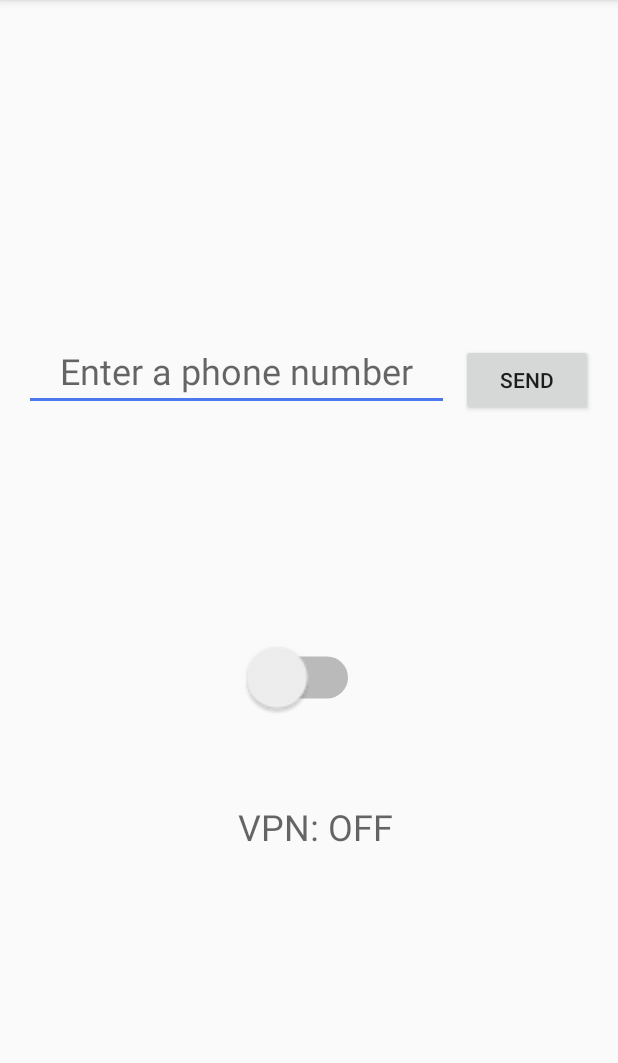
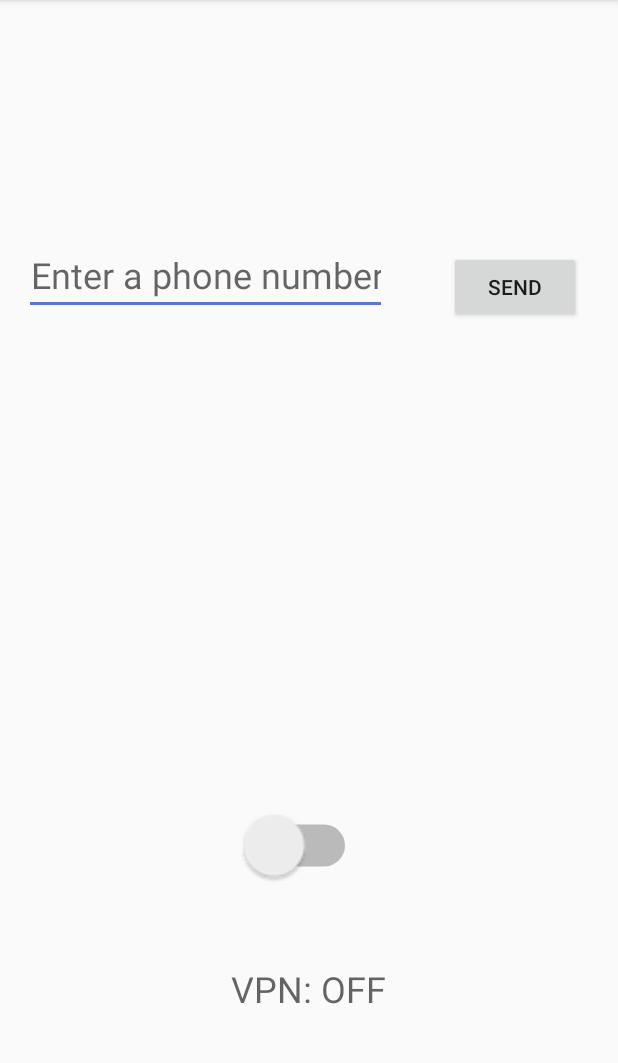
Before and after one commit to liben002/mmsnet, an Android app: the screen it shows after launch (MainActivity), after a tap on "SEND", on a phone screen of 412 x 824 dp, the part 84-1147 px from its top. Run offline under Robolectric (Android 15) with nearby library versions, the phone set to English and light mode, and no system bars.

```diff
--- a/client/src/main/java/com/pantherman594/mmsnet/client/MainActivity.java
+++ b/client/src/main/java/com/pantherman594/mmsnet/client/MainActivity.java
@@ -1,5 +1,6 @@
 package com.pantherman594.mmsnet.client;
 
+import android.content.Context;
 import android.content.Intent;
 import android.graphics.Color;
 import android.graphics.drawable.ColorDrawable;
@@ -10,12 +11,14 @@ import android.widget.CompoundButton;
 import android.widget.EditText;
 import android.widget.Switch;
 import android.widget.TextView;
+import android.widget.Toast;
 
 import static android.provider.AlarmClock.EXTRA_MESSAGE;
 
 public class MainActivity extends AppCompatActivity {
 
     final String[] VPN_Status = {"VPN: OFF","VPN: ON"};
+
     ColorDrawable colorDrawable = new ColorDrawable(Color.parseColor("#4b77ef"));
     @Override
     protected void onCreate(Bundle savedInstanceState) {
@@ -41,11 +44,22 @@ public class MainActivity extends AppCompatActivity {
                 }
             }
         });
+    }
 
-    }
     public void sendMessage(View view) {
         EditText editText = (EditText) findViewById(R.id.editText2);
         String phoneNumber = editText.getText().toString();
+        int duration = Toast.LENGTH_SHORT;
+
+        if (phoneNumber.length() != 10) {
+            Context context = getApplicationContext();
+            Toast toast = Toast.makeText(context, "Please submit a 10-digit phone number", duration);
+            toast.show();
+        } else {
+            ((TextView) findViewById(R.id.phoneNum)).setText("Phone Number: " + phoneNumber);
+            ((Switch) findViewById(R.id.VPN_Switch)).setChecked(true);
+        }
+
         System.out.println(phoneNumber);
     }
 }
--- a/client/src/main/res/layout/activity_display_message.xml
+++ /dev/null
@@ -1,9 +0,0 @@
-<?xml version="1.0" encoding="utf-8"?>
-<android.support.constraint.ConstraintLayout xmlns:android="http://schemas.android.com/apk/res/android"
-    xmlns:app="http://schemas.android.com/apk/res-auto"
-    xmlns:tools="http://schemas.android.com/tools"
-    android:layout_width="match_parent"
-    android:layout_height="match_parent"
-    tools:context=".DisplayMessageActivity">
-
-</android.support.constraint.ConstraintLayout>
--- a/client/src/main/res/layout/activity_main.xml
+++ b/client/src/main/res/layout/activity_main.xml
@@ -12,12 +12,12 @@
         android:layout_width="77dp"
         android:layout_height="46dp"
         android:layout_marginEnd="8dp"
-        android:layout_marginBottom="60dp"
+        android:layout_marginBottom="56dp"
         android:scaleX="2"
         android:scaleY="2"
         app:layout_constraintBottom_toTopOf="@+id/VPN_Status"
         app:layout_constraintEnd_toEndOf="parent"
-        app:layout_constraintHorizontal_bias="0.42"
+        app:layout_constraintHorizontal_bias="0.414"
         app:layout_constraintStart_toStartOf="parent" />
 
     <TextView
@@ -25,13 +25,13 @@
         android:layout_width="108dp"
         android:layout_height="41dp"
         android:layout_marginStart="8dp"
-        android:layout_marginBottom="192dp"
+        android:layout_marginBottom="84dp"
         android:hint="@string/VPN_toggle"
         android:textAlignment="center"
         android:textSize="24sp"
         app:layout_constraintBottom_toBottomOf="parent"
         app:layout_constraintEnd_toEndOf="parent"
-        app:layout_constraintHorizontal_bias="0.5"
+        app:layout_constraintHorizontal_bias="0.485"
         app:layout_constraintStart_toStartOf="parent" />
 
     <android.support.constraint.Guideline
@@ -43,8 +43,8 @@
 
     <EditText
         android:id="@+id/editText2"
-        android:layout_width="283dp"
-        android:layout_height="51dp"
+        android:layout_width="242dp"
+        android:layout_height="49dp"
         android:layout_marginStart="16dp"
         android:layout_marginTop="72dp"
         android:layout_marginBottom="8dp"
@@ -57,7 +57,7 @@
         app:layout_constraintBottom_toTopOf="@+id/VPN_Switch"
         app:layout_constraintStart_toStartOf="parent"
         app:layout_constraintTop_toTopOf="parent"
-        app:layout_constraintVertical_bias="0.507" />
+        app:layout_constraintVertical_bias="0.215" />
 
     <Button
         android:id="@+id/button"
@@ -65,10 +65,26 @@
         android:layout_height="wrap_content"
         android:layout_marginStart="8dp"
         android:layout_marginEnd="8dp"
+        android:onClick="sendMessage"
         android:text="@string/send_button"
-        android:onClick="sendMessage"
         app:layout_constraintBaseline_toBaselineOf="@+id/editText2"
         app:layout_constraintEnd_toEndOf="parent"
-        app:layout_constraintHorizontal_bias="0.0"
+        app:layout_constraintHorizontal_bias="0.666"
         app:layout_constraintStart_toEndOf="@+id/editText2" />
+
+    <TextView
+        android:id="@+id/phoneNum"
+        android:layout_width="wrap_content"
+        android:layout_height="23dp"
+        android:layout_marginStart="8dp"
+        android:layout_marginTop="64dp"
+        android:layout_marginEnd="6dp"
+        android:layout_marginBottom="34dp"
+        android:textSize="18sp"
+        app:layout_constraintBottom_toTopOf="@+id/VPN_Switch"
+        app:layout_constraintEnd_toEndOf="parent"
+        app:layout_constraintStart_toStartOf="parent"
+        app:layout_constraintTop_toBottomOf="@+id/editText2"
+        app:layout_constraintVertical_bias="0.0"
+        tools:text="@string/phoneNum" />
 </android.support.constraint.ConstraintLayout>
--- a/client/src/main/res/values/strings.xml
+++ b/client/src/main/res/values/strings.xml
@@ -3,4 +3,5 @@
     <string name="edit_number">Enter a phone number</string>
     <string name="VPN_toggle">VPN: OFF</string>
     <string name="send_button">Send</string>
+    <string name="phoneNum">Phone Number: none</string>
 </resources>
--- a/server/src/main/res/layout/activity_main.xml
+++ b/server/src/main/res/layout/activity_main.xml
@@ -25,7 +25,7 @@
         android:layout_height="19dp"
         android:layout_marginTop="8dp"
         android:layout_marginBottom="212dp"
-        android:hint="Currently not listening for MMS"
+        android:hint="@string/listenStatus"
         app:layout_constraintBottom_toBottomOf="parent"
         app:layout_constraintEnd_toEndOf="parent"
         app:layout_constraintStart_toStartOf="parent"
@@ -40,7 +40,7 @@
         android:layout_marginTop="8dp"
         android:layout_marginEnd="8dp"
         android:layout_marginBottom="8dp"
-        android:text="Listen for MMS"
+        android:text="@string/listenDescription"
         android:textSize="24sp"
         app:layout_constraintBottom_toTopOf="@+id/ListenSwitch"
         app:layout_constraintEnd_toEndOf="parent"
--- a/server/src/main/res/values/strings.xml
+++ b/server/src/main/res/values/strings.xml
@@ -1,3 +1,5 @@
 <resources>
     <string name="app_name">MMSNet</string>
+    <string name="listenDescription">Listen for MMS</string>
+    <string name="listenStatus">Not listening for MMS</string>
 </resources>
```
